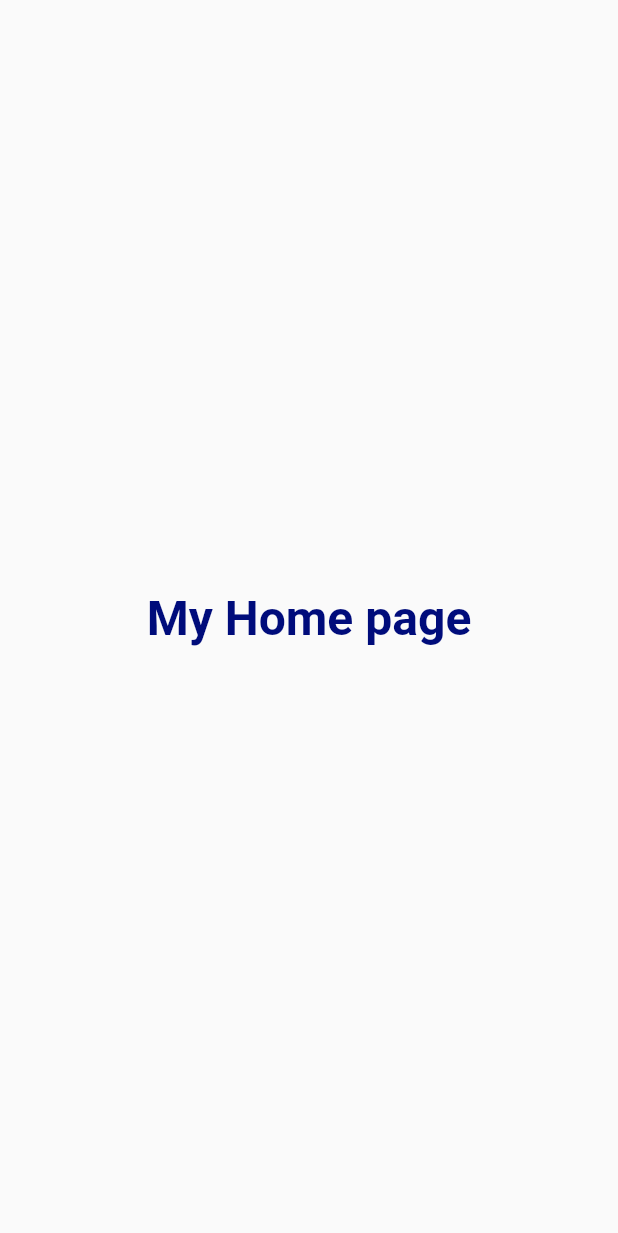
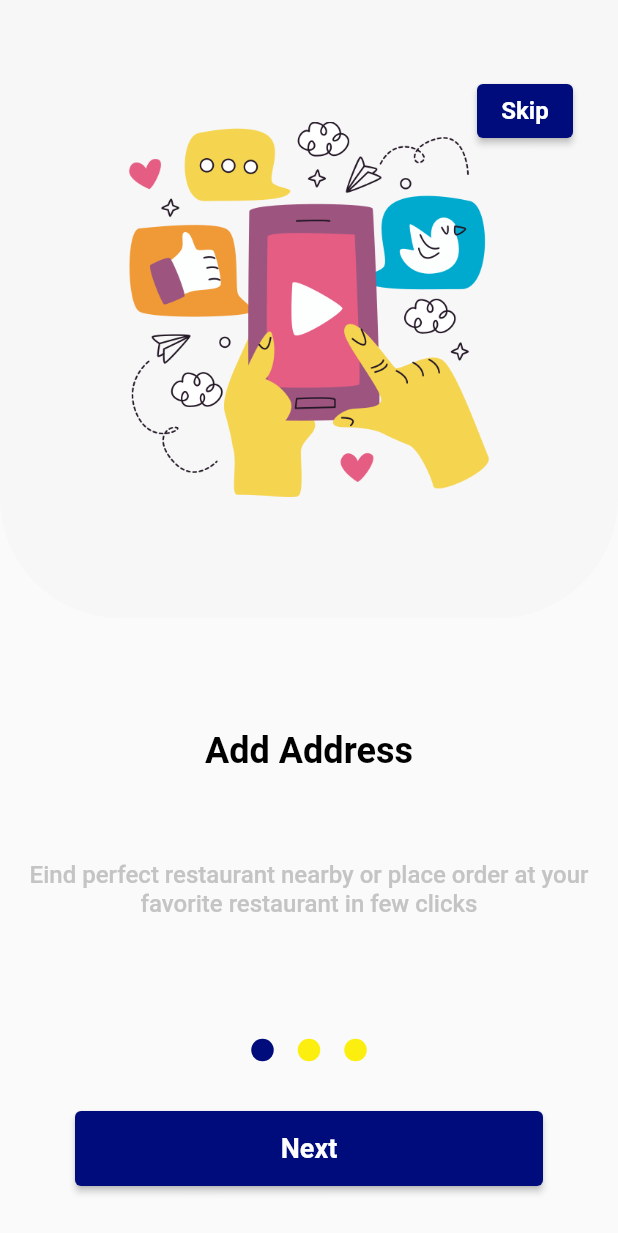
Before and after one commit to IbrahimAlShawaf/project_getx, a Flutter app: the screen it shows after launch, on a phone screen of 412 x 824 dp. Shown: the top 1233 px of the screen. Run offline on Flutter 3.47's test engine with Material 2 defaults, Android fonts, the phone set to English and light mode, and no system bars; our stand-ins replace get.

Commit message:
add onboarding screens & some widget

```diff
--- a/lib/main.dart
+++ b/lib/main.dart
@@ -14,14 +14,11 @@ class MyApp extends StatelessWidget {
   @override
   Widget build(BuildContext context) {
     return GetMaterialApp(
-      title: 'Flutter Demo',
-      theme: ThemeData(
-
-        primarySwatch: Colors.blue,
-      ),
-       initialRoute: '/',
+      debugShowCheckedModeBanner: false,
+      title: 'Project In getx',
+      theme: ThemeData(),
+      initialRoute: '/',
       getPages: Routes.routes,
-
     );
   }
 }
--- a/lib/views/home_page.dart
+++ b/lib/views/home_page.dart
@@ -1,6 +1,6 @@
 import 'package:flutter/material.dart';
+import 'package:project_getx/widget/app_text.dart';
 import 'package:project_getx/widget/appcolor.dart';
-import 'package:project_getx/widget/apptext.dart';
 
 class MyHomePage extends StatelessWidget {
   const MyHomePage({super.key});
@@ -12,11 +12,10 @@ class MyHomePage extends StatelessWidget {
         child: Column(
           mainAxisAlignment: MainAxisAlignment.center,
           children: [
-            text(
+            TextWidget(
               text: 'My Home page',
               size: 32.0,
-              color: AppColor.prColor,
-              bold: FontWeight.bold,
+              color: AppColor.prColor, fontWeight: FontWeight.bold, textalign: TextAlign.center,
             ),
           ],
         ),
--- a/lib/views/onboarding.dart
+++ b/lib/views/onboarding.dart
@@ -0,0 +1,124 @@
+import 'package:flutter/material.dart';
+import 'package:get/get.dart';
+import 'package:project_getx/views/home_page.dart';
+
+import '../widget/appcolor.dart';
+import '../widget/screen_widget.dart';
+
+class OnBoarding extends StatefulWidget {
+  const OnBoarding({super.key});
+
+  @override
+  State<OnBoarding> createState() => _OnBoardingState();
+}
+
+class _OnBoardingState extends State<OnBoarding> {
+  int pageIndex = 0;
+
+  late PageController pageController;
+  @override
+  void initState() {
+    super.initState();
+    pageController = PageController(initialPage: pageIndex);
+  }
+
+  @override
+  Widget build(BuildContext context) {
+    final size = MediaQuery.of(context).size;
+    return Scaffold(
+      body: Stack(
+        children: [
+          PageView.builder(
+              onPageChanged: (value) {
+                setState(() {
+                  pageIndex = value;
+                });
+              },
+              itemCount: 3,
+              controller: pageController,
+              itemBuilder: ((context, index) {
+                return ScreenWidget(
+                  index: pageIndex,
+                );
+              })),
+          Positioned(
+            bottom: 0,
+            child: SizedBox(
+              height: size.height * 0.20,
+              width: size.width,
+              child: Column(
+                mainAxisAlignment: MainAxisAlignment.spaceEvenly,
+                children: [
+                  Row(
+                    mainAxisAlignment: MainAxisAlignment.center,
+                    children: List.generate(
+                      3,
+                      (index) => Container(
+                        margin: const EdgeInsets.symmetric(horizontal: 8),
+                        height: 15,
+                        width: 15,
+                        decoration: BoxDecoration(
+                            shape: BoxShape.circle,
+                            color: pageIndex == index
+                                ? AppColor.prColor
+                                : AppColor.textColor),
+                      ),
+                    ),
+                  ),
+                  SizedBox(
+                    height: 50,
+                    width: size.width - 100,
+                    child: ElevatedButton(
+                      style: ElevatedButton.styleFrom(
+                        backgroundColor: AppColor.prColor,
+                      ),
+                      onPressed: pageIndex == 2
+                          ? () {
+                              Get.to(
+                                const MyHomePage(),
+                                transition: Transition.fade,
+                                duration: const Duration(seconds: 1),
+                              );
+                            }
+                          : () {
+                              pageController.nextPage(
+                                  duration: const Duration(milliseconds: 600),
+                                  curve: Curves.easeIn);
+                            },
+                      child: Text(
+                        pageIndex == 2 ? 'Proceed' : 'Next',
+                        style: const TextStyle(
+                            fontSize: 18, fontWeight: FontWeight.bold),
+                      ),
+                    ),
+                  ),
+                ],
+              ),
+            ),
+          ),
+          if (pageIndex != 2)
+            Positioned(
+              top: 50,
+              right: 30,
+              child: ElevatedButton(
+                style: ElevatedButton.styleFrom(
+                  backgroundColor: AppColor.prColor,
+                ),
+                onPressed: () {
+                  Get.to(
+                    const MyHomePage(),
+                    transition: Transition.fade,
+                    duration: const Duration(seconds: 1),
+                  );
+                },
+                child: const Text(
+                  'Skip',
+                  style: TextStyle(fontSize: 16, fontWeight: FontWeight.bold),
+                ),
+              ),
+            ),
+        ],
+      ),
+    );
+  }
+}
--- a/lib/views/splash_page.dart
+++ b/lib/views/splash_page.dart
@@ -1,6 +1,7 @@
 import 'package:flutter/material.dart';
 import 'package:get/get.dart';
 import 'package:project_getx/views/home_page.dart';
+import 'package:project_getx/views/onboarding.dart';
 import 'package:project_getx/widget/assetsimages.dart';
 
 class SplashPage extends StatefulWidget {
@@ -20,7 +21,7 @@ class _SplashPageState extends State<SplashPage> {
       // String routes = flag ? 'home' : 'Login';
       // Navigator.pushReplacementNamed(context, '/Home');
       Get.to(
-        const MyHomePage(),
+        const OnBoarding(),
         transition: Transition.fade,
         duration: const Duration(seconds: 1),
       );
--- /dev/null
+++ b/lib/widget/app_text.dart
@@ -0,0 +1,48 @@
+import 'package:flutter/cupertino.dart';
+
+class TextWidget extends StatelessWidget {
+  final String text;
+  final Color color;
+  final FontWeight fontWeight;
+  final TextAlign textalign;
+  double size;
+  TextWidget(
+      {Key? key,
+      required this.text,
+      required this.color,
+      required this.size,
+      required this.fontWeight, required this.textalign,
+     })
+      : super(key: key);
+
+  @override
+  Widget build(BuildContext context) {
+    return Text(
+      text,
+      style: TextStyle(
+        color: color,
+        fontSize: size,
+        fontWeight: fontWeight,
+
+      ),
+    );
+  }
+}
+
+const titles = [
+  'Add Address',
+  'Choose Your Favorite Food',
+  'Fastest Delivery',
+];
+
+const about = [
+  'Eind perfect restaurant nearby or place order at your favorite restaurant in few clicks',
+  'A diverse list of different dining restaurants throughout the territory and around your area ',
+  'Get your favorite food Fastest delivered at your doorstep'
+];
+
+const images = [
+  'assets/images/0.png',
+  'assets/images/1.png',
+  'assets/images/2.png',
+];
--- a/lib/widget/apptext.dart
+++ /dev/null
@@ -1,12 +0,0 @@
-import 'package:flutter/material.dart';
-
-Text text({text, color, bold, size}) {
-  return Text(
-    text,
-    style: TextStyle(
-      color: color,
-      fontSize: size,
-      fontWeight: bold,
-    ),
-  );
-}
--- /dev/null
+++ b/lib/widget/customtextform.dart
@@ -0,0 +1,54 @@
+import 'package:flutter/material.dart';
+
+class CustomTextForm extends StatelessWidget {
+  final String hintext;
+  final String labeltext;
+  final IconData iconData;
+  final TextEditingController mycontroller;
+  final Function validator;
+  final Function onSaved;
+  final bool obscureText;
+  final TextInputType keyboardType;
+  // final String value;
+  const CustomTextForm({
+    super.key,
+    required this.hintext,
+    required this.labeltext,
+    required this.iconData,
+    required this.mycontroller,
+    required this.validator,
+    required this.onSaved,
+    required this.obscureText,
+    required this.keyboardType,
+  });
+
+  @override
+  Widget build(BuildContext context) {
+    return Container(
+      margin: const EdgeInsets.only(bottom: 15),
+      child: TextFormField(
+        controller: mycontroller,
+        keyboardType: keyboardType,
+        textAlignVertical: TextAlignVertical.center,
+        decoration: InputDecoration(
+          suffixIcon: Icon(iconData),
+          hintText: hintext,
+
+          hintStyle: const TextStyle(fontSize: 14),
+          floatingLabelBehavior: FloatingLabelBehavior.always,
+          contentPadding:
+              const EdgeInsets.symmetric(vertical: 5, horizontal: 30),
+          label: Container(
+            margin: const EdgeInsets.symmetric(horizontal: 9),
+            child: Text(labeltext),
+          ),
+          labelStyle:
+              const TextStyle(fontSize: 20, fontWeight: FontWeight.bold),
+          border: OutlineInputBorder(
+            borderRadius: BorderRadius.circular(30),
+          ),
+        ),
+      ),
+    );
+  }
+}
--- a/lib/widget/routes.dart
+++ b/lib/widget/routes.dart
@@ -1,13 +1,14 @@
 import 'package:get/get.dart';
 
 import '../views/home_page.dart';
+import '../views/onboarding.dart';
 import '../views/splash_page.dart';
 
 class Routes {
   static final routes = [
     GetPage(name: '/', page: () => const SplashPage()),
     GetPage(name: '/Home', page: () => const MyHomePage()),
-    // GetPage(name: '/profile', page: () => Setting()),
+    GetPage(name: '/OnBoarding', page: () => const OnBoarding()),
     // GetPage(name: '/profile', page: () => Profile()),
     // GetPage(name: '/profile', page: () => Profile()),
     // GetPage(name: '/profile', page: () => Profile()),
--- /dev/null
+++ b/lib/widget/screen_widget.dart
@@ -0,0 +1,73 @@
+import 'package:flutter/material.dart';
+
+import 'app_text.dart';
+import 'appcolor.dart';
+
+class ScreenWidget extends StatelessWidget {
+  final int index;
+  const ScreenWidget({super.key, required this.index});
+
+  @override
+  Widget build(BuildContext context) {
+    return Column(
+      children: [
+        Expanded(
+          // flex: 3,
+          child: Container(
+            alignment: Alignment.center,
+            decoration: BoxDecoration(
+              color: AppColor.bgColor,
+              borderRadius: const BorderRadius.vertical(
+                bottom: Radius.circular(80),
+              ),
+            ),
+            child: Image.asset(
+              'assets/images/$index.png',
+              width: 250,
+              fit: BoxFit.cover,
+            ),
+          ),
+        ),
+        Expanded(
+          // flex: 3,
+          child: Column(
+            children: [
+              Expanded(
+                flex: 2,
+                child: Container(
+                  padding: const EdgeInsets.all(16),
+                  child: Column(
+                    mainAxisAlignment: MainAxisAlignment.spaceEvenly,
+                    children: [
+                      //Text(titles[0]),
+                      TextWidget(
+                        text: titles[index],
+                        color: AppColor.titleColor,
+                        size: 24,
+                        fontWeight: FontWeight.bold,
+                        textalign: TextAlign.center,
+                      ),
+
+                      Text(
+                        about[index],
+                        style: TextStyle(
+                          color: AppColor.subtitleColor,
+                          fontSize: 16,
+                          fontWeight: FontWeight.w500,
+                        ),
+                        textAlign: TextAlign.center,
+                      ),
+                    ],
+                  ),
+                ),
+              ),
+              Expanded(
+                child: Container(),
+              ),
+            ],
+          ),
+        ),
+      ],
+    );
+  }
+}
```
Also changed, not shown: assets/images/0.png (added), assets/images/1.png (added), assets/images/2.png (added).
